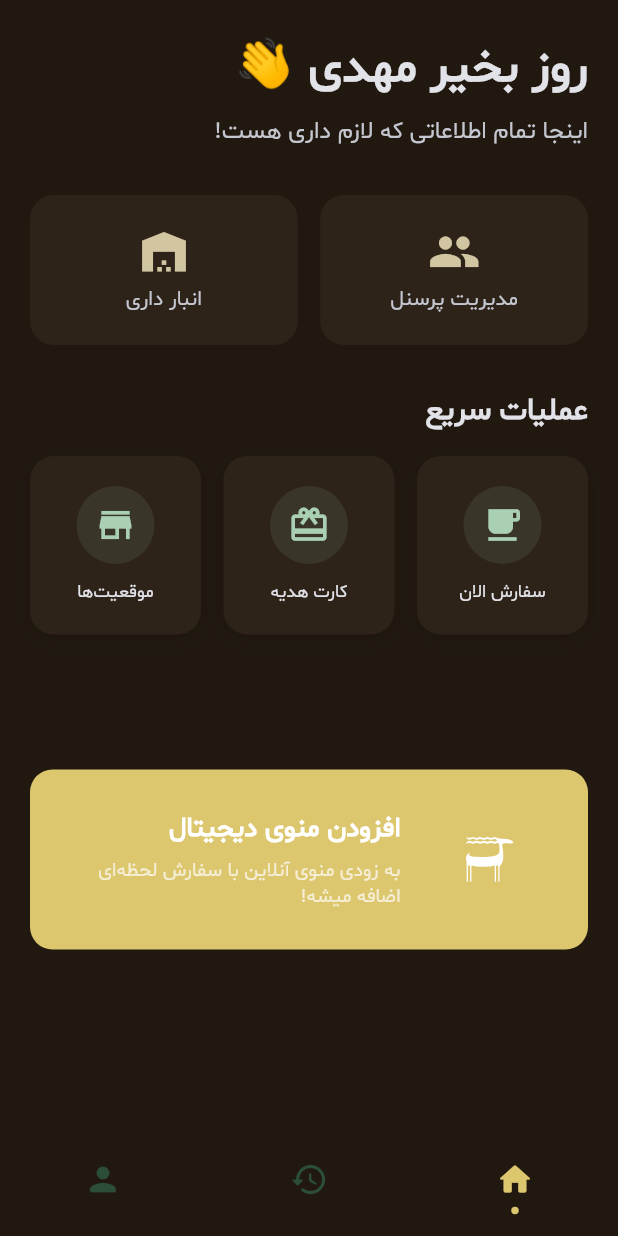
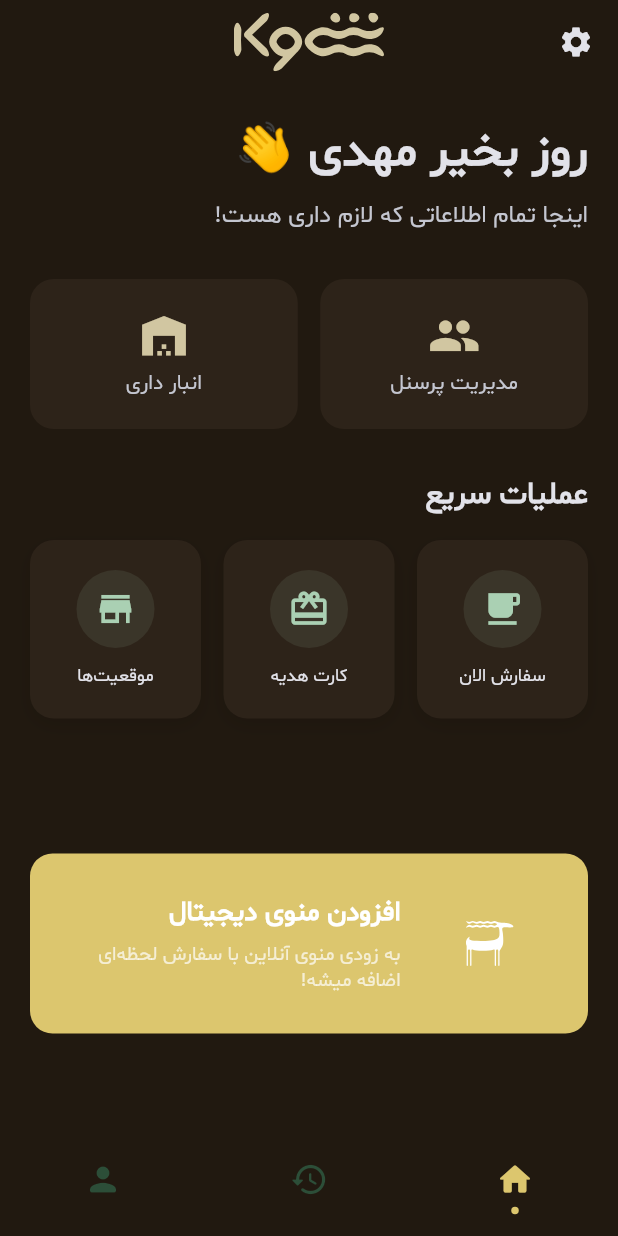
Before and after one commit to mahdi-dfr/cafe-management-app, a Flutter app: the screen it shows after launch, on a phone screen of 412 x 824 dp. Run offline on Flutter 3.47's test engine with Material 3 defaults, Android fonts, the phone set to English and light mode, and no system bars; drawn by our look-alikes of flutter_animate, persistent_bottom_nav_bar; our stand-ins replace dropdown_button2, flutter_svg, get, loading_animation_widget.

Commit message:
[FEAT] add animation to app

```diff
--- a/lib/feature/home/presenation/home_screen.dart
+++ /dev/null
@@ -1,44 +0,0 @@
-
-import 'package:flutter/material.dart';
-import 'package:get/get.dart';
-import '../../../core/app_colors.dart';
-import 'controller/home_controller.dart';
-import 'widgets/welcome_section.dart';
-import 'widgets/quick_stats_section.dart';
-import 'widgets/quick_actions_section.dart';
-import 'widgets/recent_activity_section.dart';
-
-/// Home screen displaying the main dashboard
-class HomeScreen extends StatelessWidget {
-  const HomeScreen({super.key});
-
-  @override
-  Widget build(BuildContext context) {
-    final HomeController controller = Get.put(HomeController());
-
-    return Scaffold(
-      backgroundColor: AppColors.backgroundColor,
-      body: SafeArea(
-        top: true,
-        bottom: false,
-        child: SingleChildScrollView(
-          physics: const BouncingScrollPhysics(),
-          padding: const EdgeInsets.all(20),
-          child: Column(
-            crossAxisAlignment: CrossAxisAlignment.start,
-            children: [
-              const WelcomeSection(),
-              const SizedBox(height: 30),
-              QuickStatsSection(controller: controller),
-              const SizedBox(height: 30),
-              const QuickActionsSection(),
-              const SizedBox(height: 90),
-              const PromoSlider()
-              // const RecentActivitySection(),
-            ],
-          ),
-        ),
-      ),
-    );
-  }
-}
--- a/lib/feature/home/presenation/emploee_management.dart
+++ b/lib/feature/home/presenation/screen/emploee_management.dart
@@ -1,12 +1,12 @@
 
 import 'package:cafe_app/core/app_colors.dart';
-import 'package:cafe_app/feature/home/presenation/add_user_screen.dart';
 import 'package:cafe_app/feature/home/presenation/widgets/personnel_item.dart';
 import 'package:cafe_app/feature/home/presenation/widgets/user_management.dart';
 import 'package:flutter/material.dart';
 import 'package:get/get.dart';
 
-import '../../../core/constants/constantw.dart';
+import '../../../../core/constants/constantw.dart';
+import 'add_user_screen.dart';
 
 class OurTeamList extends StatefulWidget {
   const OurTeamList({super.key});
--- /dev/null
+++ b/lib/feature/home/presenation/screen/home_screen.dart
@@ -0,0 +1,63 @@
+import 'package:cafe_app/core/assets_route.dart';
+import 'package:flutter/material.dart';
+import 'package:flutter_animate/flutter_animate.dart';
+import 'package:flutter_svg/flutter_svg.dart';
+import 'package:get/get.dart';
+
+import '../../../../core/app_colors.dart';
+import '../controller/home_controller.dart';
+import '../widgets/quick_actions_section.dart';
+import '../widgets/quick_stats_section.dart';
+import '../widgets/recent_activity_section.dart';
+import '../widgets/welcome_section.dart';
+
+/// Home screen displaying the main dashboard
+class HomeScreen extends StatelessWidget {
+  const HomeScreen({super.key});
+
+  @override
+  Widget build(BuildContext context) {
+    final HomeController controller = Get.put(HomeController());
+
+    return Scaffold(
+      backgroundColor: AppColors.backgroundColor,
+      appBar: AppBar(
+        title: SvgPicture.asset(
+          AssetsRoute.shookaLogo,
+          colorFilter: ColorFilter.mode(AppColors.secondaryColor, BlendMode.srcIn),
+          width: 100,
+        ).animate(
+            onPlay: (controller) =>
+                controller.repeat(reverse: false))
+            .shimmer(
+          delay: const Duration(milliseconds: 1000),
+          duration: const Duration(milliseconds: 2000),
+          color: AppColors.textPrimary,
+        ),
+        centerTitle: true,
+        leading: IconButton(onPressed: (){}, icon: Icon(Icons.settings, color: AppColors.textPrimary,)),
+      ),
+      body: SafeArea(
+        top: true,
+        bottom: false,
+        child: SingleChildScrollView(
+          physics: const BouncingScrollPhysics(),
+          padding: const EdgeInsets.all(20),
+          child: Column(
+            crossAxisAlignment: CrossAxisAlignment.start,
+            children: [
+              const WelcomeSection(),
+              const SizedBox(height: 30),
+              QuickStatsSection(controller: controller),
+              const SizedBox(height: 30),
+              const QuickActionsSection(),
+              const SizedBox(height: 90),
+              const PromoSlider(),
+              // const RecentActivitySection(),
+            ],
+          ),
+        ),
+      ),
+    );
+  }
+}
--- a/lib/feature/home/presenation/warehouse_management.dart
+++ b/lib/feature/home/presenation/screen/warehouse_management.dart
@@ -346,9 +346,9 @@ class CommodityDetailsScreen extends StatelessWidget {
                     borderRadius: BorderRadius.circular(16),
                   ),
                 ),
-                onPressed: () {},
+                onPressed: () {Get.to(AddCommodityScreen());},
                 child: const Text(
-                  'ذخیره تغییرات',
+                  'ویرایش کالا',
                   style: TextStyle(fontWeight: FontWeight.bold),
                 ),
               ),
--- a/lib/feature/home/presenation/widgets/quick_stats_section.dart
+++ b/lib/feature/home/presenation/widgets/quick_stats_section.dart
@@ -1,9 +1,9 @@
 import 'package:flutter/material.dart';
 import 'package:get/get.dart';
 import '../../../../core/app_colors.dart';
-import '../emploee_management.dart';
 import '../controller/home_controller.dart';
-import '../warehouse_management.dart';
+import '../screen/emploee_management.dart';
+import '../screen/warehouse_management.dart';
 import 'stat_card.dart';
 
 /// Quick stats section widget
--- a/lib/feature/home/presenation/widgets/user_management.dart
+++ b/lib/feature/home/presenation/widgets/user_management.dart
@@ -3,7 +3,7 @@ import 'dart:ui';
 import 'package:flutter/material.dart';
 
 import '../../../../core/app_colors.dart';
-import '../emploee_management.dart';
+import '../screen/emploee_management.dart';
 
 class UserInfoWidget extends StatelessWidget {
   const UserInfoWidget({super.key});
--- a/lib/screens/main_navigation.dart
+++ b/lib/screens/main_navigation.dart
@@ -1,8 +1,8 @@
 import 'package:flutter/material.dart';
 import 'package:persistent_bottom_nav_bar/persistent_bottom_nav_bar.dart';
 import '../core/app_colors.dart';
-import '../feature/home/presenation/home_screen.dart';
 import '../feature/history/presenation/history_screen.dart';
+import '../feature/home/presenation/screen/home_screen.dart';
 import '../feature/profile/presenation/profile_screen.dart';
 
 /// Main navigation screen with bottom navigation bar
--- a/pubspec.yaml
+++ b/pubspec.yaml
@@ -41,6 +41,7 @@ dependencies:
   persistent_bottom_nav_bar: ^6.2.1
   loading_animation_widget: ^1.3.0
   dropdown_button2: ^2.3.9
+  flutter_animate: ^4.5.2
 
 dev_dependencies:
   flutter_test:
```
Also changed, not shown: lib/feature/home/presenation/screen/add_commodity_screen.dart (renamed from lib/feature/home/presenation/add_commodity_screen.dart, +17 -8 lines), lib/feature/home/presenation/screen/add_user_screen.dart (renamed from lib/feature/home/presenation/add_user_screen.dart), pubspec.lock.
